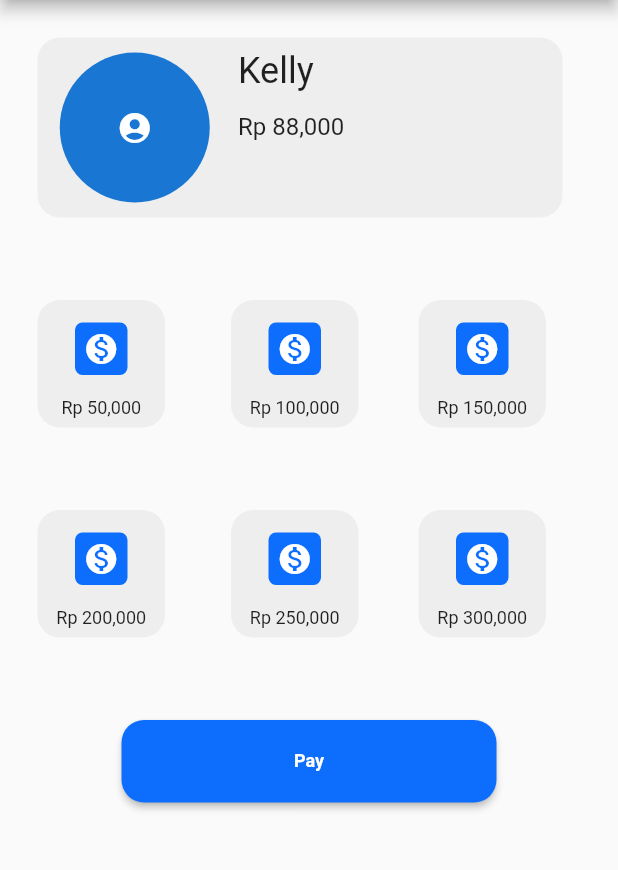
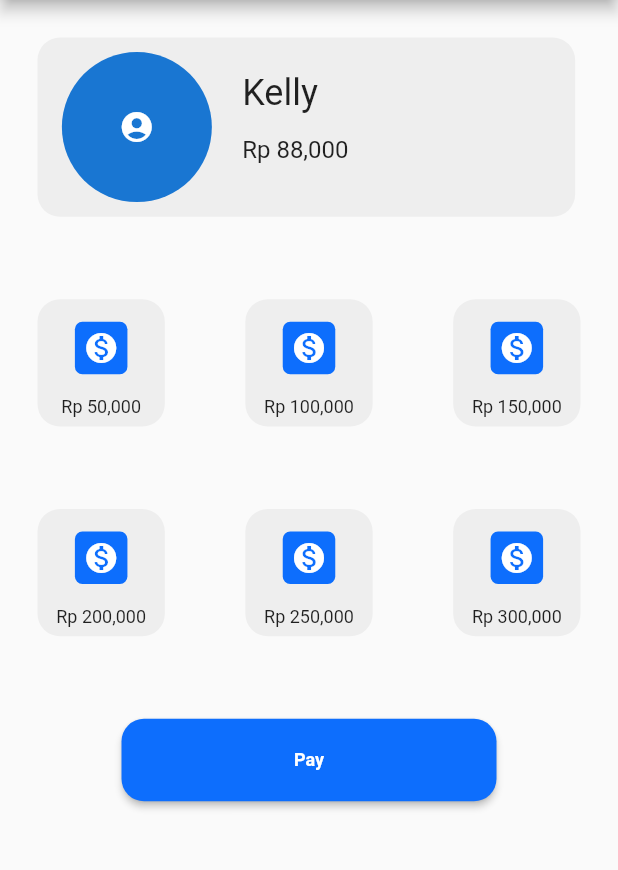
Before and after one commit to imstefanny/Apa-Nama-Kita, a Flutter app: the TopUp screen opened directly, on a phone screen of 412 x 824 dp, the part 84-954 px from its top. Run offline on Flutter 3.47's test engine with Material 2 defaults, Android fonts, the phone set to English and light mode, and no system bars; our stand-ins replace date_time_picker, fluttertoast, google_fonts; network calls fail.

Commit message:
responsive view for topup page

```diff
--- a/lib/main.dart
+++ b/lib/main.dart
@@ -3,6 +3,7 @@ import 'package:ac_88/home/home.dart';
 import 'package:ac_88/payment/payment.dart';
 import 'package:ac_88/register/register.dart';
 import 'package:ac_88/reservation/reservation.dart';
+import 'package:ac_88/topup/topUp.dart';
 import 'package:ac_88/verification/verification.dart';
 import 'package:flutter/material.dart';
 import 'package:flutter/services.dart';
@@ -44,7 +45,7 @@ class MyApp extends StatelessWidget {
       theme: ThemeData(
         primarySwatch: Colors.blue,
       ),
-      home: SplashScreen(),
+      home: TopUp(),
     );
   }
 }
--- a/lib/payment/payment.dart
+++ b/lib/payment/payment.dart
@@ -9,11 +9,16 @@ class Payment extends StatefulWidget {
 }
 
 class _PaymentState extends State<Payment> {
-  int _selectedIndex = 2;
+  bool _isLoading = true;
 
-  void _onItemTapped(int index) {
-    setState(() {
-      _selectedIndex = index;
+  @override
+  void initState() {
+    super.initState();
+    // Simulating image loading delay
+    Future.delayed(Duration(seconds: 3), () {
+      setState(() {
+        _isLoading = false;
+      });
     });
   }
 
@@ -61,7 +66,7 @@ class _PaymentState extends State<Payment> {
                         Expanded(
                             flex: 2,
                             child: Padding(
-                              padding: const EdgeInsets.fromLTRB(17, 0, 0, 0),
+                              padding: const EdgeInsets.fromLTRB(17, 15, 0, 15),
                               child: Column(
                                 crossAxisAlignment: CrossAxisAlignment.start,
                                 children: [
@@ -103,10 +108,12 @@ class _PaymentState extends State<Payment> {
               Center(
                   child: Padding(
                 padding: const EdgeInsets.only(top: 17),
-                child: Image.network(
-                  "https://www.freepnglogos.com/uploads/barcode-png/barcode-openkm-18.png",
-                  width: 200,
-                ),
+                child: _isLoading
+                    ? CircularProgressIndicator() // Display the progress indicator while loading
+                    : Image.network(
+                        'https://www.freepnglogos.com/uploads/barcode-png/barcode-openkm-18.png',
+                        width: 200,
+                      ),
               )),
               Padding(
                 padding: const EdgeInsets.only(top: 17, left: 25),
--- a/lib/topup/topUp.dart
+++ b/lib/topup/topUp.dart
@@ -10,16 +10,17 @@ class TopUp extends StatefulWidget {
 }
 
 class _TopUpState extends State<TopUp> {
-  int _selectedIndex = 2;
-
-  void _onItemTapped(int index) {
-    setState(() {
-      _selectedIndex = index;
-    });
-  }
+  bool enableBorder1 = false;
+  bool enableBorder2 = false;
+  bool enableBorder3 = false;
+  bool enableBorder4 = false;
+  bool enableBorder5 = false;
+  bool enableBorder6 = false;
 
   @override
   Widget build(BuildContext context) {
+    var width = MediaQuery.of(context).size.width;
+    var height = MediaQuery.of(context).size.height;
     final size = MediaQuery.of(context).size;
     return Scaffold(
       appBar: AppBar(
@@ -42,8 +43,8 @@ class _TopUpState extends State<TopUp> {
                 decoration: BoxDecoration(
                     color: Colors.grey[200],
                     borderRadius: BorderRadius.circular(15)),
-                height: 120,
-                width: 350,
+                height: 0.145 * height,
+                width: 0.87 * width,
                 child: Row(
                   children: [
                     Expanded(
@@ -59,7 +60,7 @@ class _TopUpState extends State<TopUp> {
                     Expanded(
                         flex: 2,
                         child: Padding(
-                          padding: const EdgeInsets.fromLTRB(17, 0, 0, 0),
+                          padding: const EdgeInsets.fromLTRB(17, 15, 0, 15),
                           child: Column(
                             crossAxisAlignment: CrossAxisAlignment.start,
                             children: [
@@ -88,20 +89,26 @@ class _TopUpState extends State<TopUp> {
             child: Column(
               children: [
                 Row(
+                  mainAxisAlignment: MainAxisAlignment.spaceBetween,
                   children: [
-                    Padding(
-                      padding: const EdgeInsets.only(right: 18),
+                    GestureDetector(
+                      onTap: () {
+                        setState(() => enableBorder1 = !enableBorder1);
+                      },
                       child: Container(
                           decoration: BoxDecoration(
+                              border: enableBorder1
+                                  ? Border.all(color: Colors.blue, width: 2)
+                                  : null,
                               color: Colors.grey[200],
                               borderRadius: BorderRadius.circular(15)),
-                          height: 85,
-                          width: 85,
+                          height: 0.103 * height,
+                          width: 0.103 * height,
                           child: Column(
                             children: [
                               Container(
-                                height: 35,
-                                width: 35,
+                                height: 0.085 * width,
+                                width: 0.085 * width,
                                 margin: EdgeInsets.all(15),
                                 child: Icon(
                                   Icons.monetization_on,
@@ -116,19 +123,24 @@ class _TopUpState extends State<TopUp> {
                             ],
                           )),
                     ),
-                    Padding(
-                      padding: const EdgeInsets.only(left: 26),
+                    GestureDetector(
+                      onTap: () {
+                        setState(() => enableBorder2 = !enableBorder2);
+                      },
                       child: Container(
                           decoration: BoxDecoration(
+                              border: enableBorder2
+                                  ? Border.all(color: Colors.blue, width: 2)
+                                  : null,
                               color: Colors.grey[200],
                               borderRadius: BorderRadius.circular(15)),
-                          height: 85,
-                          width: 85,
+                          height: 0.103 * height,
+                          width: 0.103 * height,
                           child: Column(
                             children: [
                               Container(
-                                height: 35,
-                                width: 35,
+                                height: 0.085 * width,
+                                width: 0.085 * width,
                                 margin: EdgeInsets.all(15),
                                 child: Icon(
                                   Icons.monetization_on,
@@ -143,19 +155,24 @@ class _TopUpState extends State<TopUp> {
                             ],
                           )),
                     ),
-                    Padding(
-                      padding: const EdgeInsets.only(left: 40),
+                    GestureDetector(
+                      onTap: () {
+                        setState(() => enableBorder3 = !enableBorder3);
+                      },
                       child: Container(
                           decoration: BoxDecoration(
+                              border: enableBorder3
+                                  ? Border.all(color: Colors.blue, width: 2)
+                                  : null,
                               color: Colors.grey[200],
                               borderRadius: BorderRadius.circular(15)),
-                          height: 85,
-                          width: 85,
+                          height: 0.103 * height,
+                          width: 0.103 * height,
                           child: Column(
                             children: [
                               Container(
-                                height: 35,
-                                width: 35,
+                                height: 0.085 * width,
+                                width: 0.085 * width,
                                 margin: EdgeInsets.all(15),
                                 child: Icon(
                                   Icons.monetization_on,
@@ -175,20 +192,26 @@ class _TopUpState extends State<TopUp> {
                 Padding(
                   padding: const EdgeInsets.only(top: 55),
                   child: Row(
+                    mainAxisAlignment: MainAxisAlignment.spaceBetween,
                     children: [
-                      Padding(
-                        padding: const EdgeInsets.only(right: 18),
+                      GestureDetector(
+                        onTap: () {
+                          setState(() => enableBorder4 = !enableBorder4);
+                        },
                         child: Container(
                             decoration: BoxDecoration(
+                                border: enableBorder4
+                                    ? Border.all(color: Colors.blue, width: 2)
+                                    : null,
                                 color: Colors.grey[200],
                                 borderRadius: BorderRadius.circular(15)),
-                            height: 85,
-                            width: 85,
+                            height: 0.103 * height,
+                            width: 0.103 * height,
                             child: Column(
                               children: [
                                 Container(
-                                  height: 35,
-                                  width: 35,
+                                  height: 0.085 * width,
+                                  width: 0.085 * width,
                                   margin: EdgeInsets.all(15),
                                   child: Icon(
                                     Icons.monetization_on,
@@ -203,19 +226,24 @@ class _TopUpState extends State<TopUp> {
                               ],
                             )),
                       ),
-                      Padding(
-                        padding: const EdgeInsets.only(left: 26),
+                      GestureDetector(
+                        onTap: () {
+                          setState(() => enableBorder5 = !enableBorder5);
+                        },
                         child: Container(
                             decoration: BoxDecoration(
+                                border: enableBorder5
+                                    ? Border.all(color: Colors.blue, width: 2)
+                                    : null,
                                 color: Colors.grey[200],
                                 borderRadius: BorderRadius.circular(15)),
-                            height: 85,
-                            width: 85,
+                            height: 0.103 * height,
+                            width: 0.103 * height,
                             child: Column(
                               children: [
                                 Container(
-                                  height: 35,
-                                  width: 35,
+                                  height: 0.085 * width,
+                                  width: 0.085 * width,
                                   margin: EdgeInsets.all(15),
                                   child: Icon(
                                     Icons.monetization_on,
@@ -230,19 +258,24 @@ class _TopUpState extends State<TopUp> {
                               ],
                             )),
                       ),
-                      Padding(
-                        padding: const EdgeInsets.only(left: 40),
+                      GestureDetector(
+                        onTap: () {
+                          setState(() => enableBorder6 = !enableBorder6);
+                        },
                         child: Container(
                             decoration: BoxDecoration(
+                                border: enableBorder6
+                                    ? Border.all(color: Colors.blue, width: 2)
+                                    : null,
                                 color: Colors.grey[200],
                                 borderRadius: BorderRadius.circular(15)),
-                            height: 85,
-                            width: 85,
+                            height: 0.103 * height,
+                            width: 0.103 * height,
                             child: Column(
                               children: [
                                 Container(
-                                  height: 35,
-                                  width: 35,
+                                  height: 0.085 * width,
+                                  width: 0.085 * width,
                                   margin: EdgeInsets.all(15),
                                   child: Icon(
                                     Icons.monetization_on,
@@ -284,7 +317,7 @@ class _TopUpState extends State<TopUp> {
                 )
               ],
             ),
-          )
+          ),
         ],
       ),
     );
```
